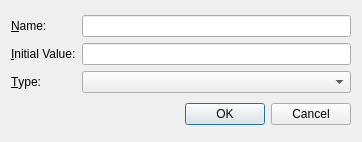
First picture: the form in src/scriptplugindialog.ui, repository KDE/krename, before the edit.
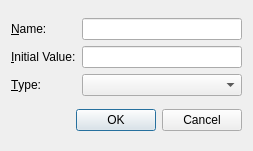
Second picture: the form after the edit.

Diff of the .ui file:
```diff
--- a/src/scriptplugindialog.ui
+++ b/src/scriptplugindialog.ui
@@ -1,12 +1,12 @@
 <ui version="4.0" >
  <class>ScriptPluginDialog</class>
- <widget class="QDialog" name="ScriptPluginDialog" >
-  <property name="geometry" >
+ <widget class="QDialog" name="ScriptPluginDialog">
+  <property name="geometry">
    <rect>
     <x>0</x>
     <y>0</y>
-    <width>362</width>
-    <height>142</height>
+    <width>253</width>
+    <height>151</height>
    </rect>
   </property>
   <property name="sizePolicy" >
```
Left out of the diff: 67 changed lines with no effect on the pictures.
